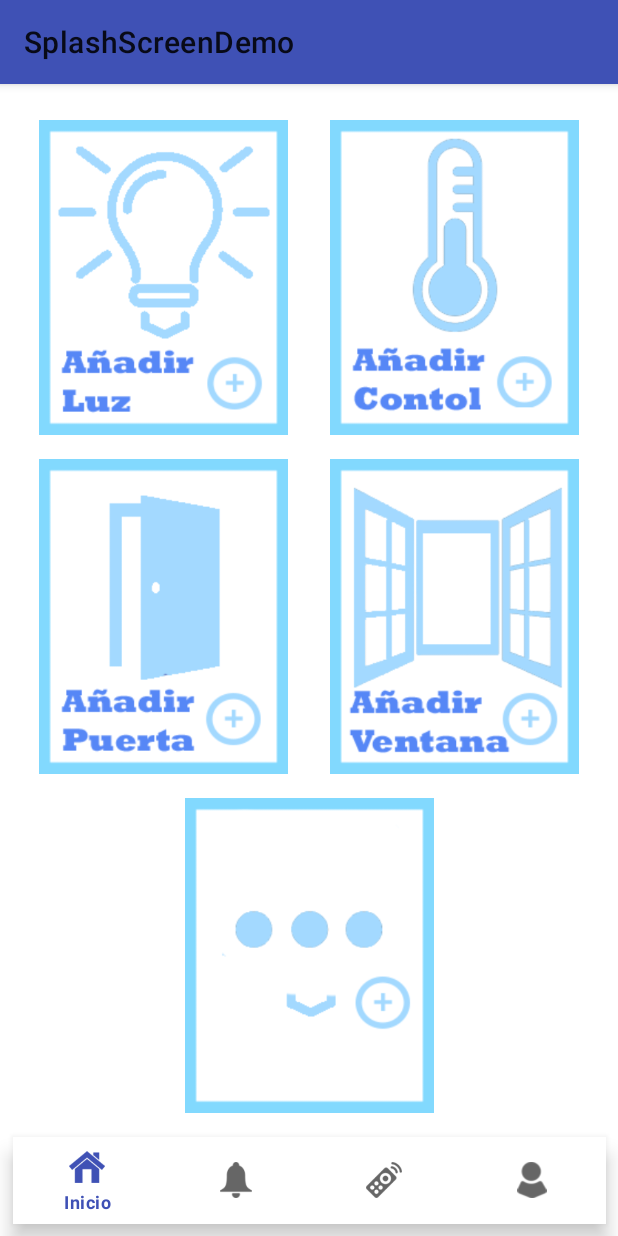
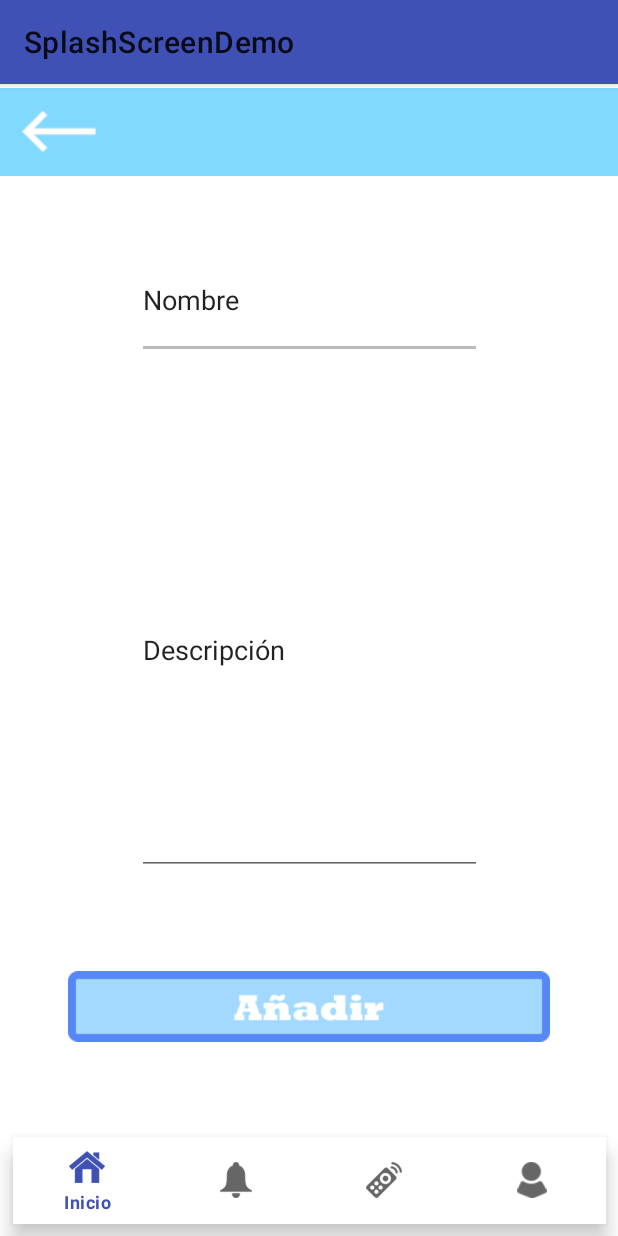
Before and after one commit to albertoomarcos/CDI-EmpresaSeguridad, an Android app: the DomoticaDespachoOSala screen opened directly, with no data from a screen before it, after a tap on an icon or button, on a phone screen of 412 x 824 dp. Run offline under Robolectric (Android 15) with nearby library versions, the phone set to English and light mode, and no system bars.

Commit message:
Añadido domotica final :warning: Falta dejar bonito los edit text y añadir funcionalidad :warning:

```diff
--- a/app/src/main/AndroidManifest.xml
+++ b/app/src/main/AndroidManifest.xml
@@ -45,7 +45,10 @@
         <activity android:name=".DomoticaBanio"
             android:screenOrientation="portrait"
             android:theme="@style/AppTheme"/>
-        <activity android:name=".DomoticaDespacho"
+        <activity android:name=".DomoticaDespachoOSala"
+            android:screenOrientation="portrait"
+            android:theme="@style/AppTheme"/>
+        <activity android:name=".DomoticaFinal"
             android:screenOrientation="portrait"
             android:theme="@style/AppTheme"/>
     </application>
--- a/app/src/main/java/com/example/portatil/cdi_empresaseguridad/DomoticaDespacho.kt
+++ b/app/src/main/java/com/example/portatil/cdi_empresaseguridad/DomoticaDespachoOSala.kt
@@ -6,7 +6,7 @@ import android.support.v7.app.AppCompatActivity
 import android.widget.ImageView
 import android.widget.Toast
 
-class DomoticaDespacho: AppCompatActivity() {
+class DomoticaDespachoOSala: AppCompatActivity() {
     override fun onCreate(savedInstanceState: Bundle?) {
         super.onCreate(savedInstanceState)
         setContentView(R.layout.activity_despacho)
@@ -19,28 +19,30 @@ class DomoticaDespacho: AppCompatActivity() {
 
         imLuz.setOnClickListener {
             // your code to perform when the user clicks on the button
-            Toast.makeText(this@DomoticaDespacho, "1", Toast.LENGTH_SHORT).show()
-
+            //Toast.makeText(this@DomoticaDespachoOSala, "1", Toast.LENGTH_SHORT).show()
+            val mIntent = Intent(this, DomoticaFinal::class.java)
+            startActivity(mIntent)
         }
         imTemp.setOnClickListener {
             // your code to perform when the user clicks on the button
-            Toast.makeText(this@DomoticaDespacho, "2", Toast.LENGTH_SHORT).show()
+            Toast.makeText(this@DomoticaDespachoOSala, "2", Toast.LENGTH_SHORT).show()
+
         }
         imPuerta.setOnClickListener {
             // your code to perform when the user clicks on the button
-            Toast.makeText(this@DomoticaDespacho, "3", Toast.LENGTH_SHORT).show()
-            //val mIntent = Intent(this, DomoticaBanio::class.java)
-            //startActivity(mIntent)
+            //Toast.makeText(this@DomoticaDespachoOSala, "3", Toast.LENGTH_SHORT).show()
+            val mIntent = Intent(this, DomoticaFinal::class.java)
+            startActivity(mIntent)
         }
         imVentana.setOnClickListener {
             // your code to perform when the user clicks on the button
-            Toast.makeText(this@DomoticaDespacho, "4", Toast.LENGTH_SHORT).show()
-            //val mIntent = Intent(this, AdminAlarmasActivity::class.java)
-            //startActivity(mIntent)
+           Toast.makeText(this@DomoticaDespachoOSala, "4", Toast.LENGTH_SHORT).show()
+
         }
         imOtros.setOnClickListener{
             // your code to perform when the user clicks on the button
-            Toast.makeText(this@DomoticaDespacho, "5", Toast.LENGTH_SHORT).show()
+            Toast.makeText(this@DomoticaDespachoOSala, "5", Toast.LENGTH_SHORT).show()
+
         }
     }
 }
--- /dev/null
+++ b/app/src/main/java/com/example/portatil/cdi_empresaseguridad/DomoticaFinal.kt
@@ -0,0 +1,32 @@
+package com.example.portatil.cdi_empresaseguridad
+
+import android.content.Intent
+import android.os.Bundle
+import android.support.v7.app.AppCompatActivity
+import android.widget.ImageView
+import android.widget.Toast
+
+class DomoticaFinal: AppCompatActivity() {
+    override fun onCreate(savedInstanceState: Bundle?) {
+
+        super.onCreate(savedInstanceState)
+        setContentView(R.layout.activity_domotica_fin)
+
+        var imAtras = findViewById(R.id.imAtras) as ImageView
+        var imAniadir = findViewById(R.id.imAniadir) as ImageView
+
+        imAtras.setOnClickListener {
+            // your code to perform when the user clicks on the button
+            Toast.makeText(this@DomoticaFinal, "Volver atras", Toast.LENGTH_SHORT).show()
+
+        }
+        imAniadir.setOnClickListener {
+            // your code to perform when the user clicks on the button.
+            //HABRIA QUE REVISAR QUE PONGA ALGO EN LOS EDIT TEXT!!! NO SE HACERLO
+            Toast.makeText(this@DomoticaFinal, "Añadido con exito...", Toast.LENGTH_LONG).show()
+            val mIntent = Intent(this, DomoticaNuevaPlanta::class.java)
+            startActivity(mIntent)
+        }
+
+    }
+}
--- a/app/src/main/java/com/example/portatil/cdi_empresaseguridad/DomoticaNuevaPlanta.kt
+++ b/app/src/main/java/com/example/portatil/cdi_empresaseguridad/DomoticaNuevaPlanta.kt
@@ -19,12 +19,14 @@ class DomoticaNuevaPlanta: AppCompatActivity() {
         imDespacho.setOnClickListener {
             // your code to perform when the user clicks on the button
             //Toast.makeText(this@DomoticaNuevaPlanta, "Vamos a gestion Despacho", Toast.LENGTH_SHORT).show()
-            val mIntent = Intent(this, DomoticaDespacho::class.java)
+            val mIntent = Intent(this, DomoticaDespachoOSala::class.java)
             startActivity(mIntent)
         }
         imSalaComun.setOnClickListener {
             // your code to perform when the user clicks on the button
-            Toast.makeText(this@DomoticaNuevaPlanta, "Vamos a gestion Sala Comun", Toast.LENGTH_SHORT).show()
+            //Toast.makeText(this@DomoticaNuevaPlanta, "Vamos a gestion Sala Comun", Toast.LENGTH_SHORT).show()
+            val mIntent = Intent(this, DomoticaDespachoOSala::class.java)
+            startActivity(mIntent)
         }
         imBanio.setOnClickListener {
             // your code to perform when the user clicks on the button
--- a/app/src/main/java/com/example/portatil/cdi_empresaseguridad/DomoticaPrincipal.kt
+++ b/app/src/main/java/com/example/portatil/cdi_empresaseguridad/DomoticaPrincipal.kt
@@ -17,7 +17,6 @@ class DomoticaPrincipal: AppCompatActivity() {
 
         imAniadirNueva.setOnClickListener {
             // your code to perform when the user clicks on the button
-            Toast.makeText(this@DomoticaPrincipal, "Vamos a añadir nueva planta", Toast.LENGTH_SHORT).show()
             val mIntent = Intent(this, DomoticaNuevaPlanta::class.java)
             startActivity(mIntent)
         }
--- /dev/null
+++ b/app/src/main/res/layout/activity_domotica_fin.xml
@@ -0,0 +1,73 @@
+<?xml version="1.0" encoding="utf-8"?>
+<android.support.constraint.ConstraintLayout
+    xmlns:android="http://schemas.android.com/apk/res/android"
+    xmlns:app="http://schemas.android.com/apk/res-auto"
+    xmlns:tools="http://schemas.android.com/tools"
+    android:layout_width="match_parent"
+    android:layout_height="match_parent">
+
+    <ImageView
+        android:id="@+id/imAtras"
+        android:layout_width="wrap_content"
+        android:layout_height="64dp"
+        app:layout_constraintEnd_toEndOf="parent"
+        app:layout_constraintHorizontal_bias="0.0"
+        app:layout_constraintStart_toStartOf="parent"
+        app:layout_constraintTop_toTopOf="parent"
+        app:srcCompat="@drawable/bt_atras" />
+
+    <EditText
+        android:id="@+id/editNombre"
+        android:layout_width="230dp"
+        android:layout_height="78dp"
+        android:layout_marginStart="8dp"
+        android:layout_marginTop="41dp"
+        android:layout_marginEnd="8dp"
+        android:ems="10"
+        android:inputType="textPersonName"
+        android:text="Nombre"
+        app:layout_constraintEnd_toEndOf="parent"
+        app:layout_constraintStart_toStartOf="parent"
+        app:layout_constraintTop_toBottomOf="@+id/imAtras" />
+
+    <EditText
+        android:id="@+id/editDescripcion"
+        android:layout_width="230dp"
+        android:layout_height="300dp"
+        android:layout_marginStart="8dp"
+        android:layout_marginTop="44dp"
+        android:layout_marginEnd="8dp"
+        android:ems="10"
+        android:inputType="textMultiLine"
+        android:text="Descripción"
+        app:layout_constraintEnd_toEndOf="parent"
+        app:layout_constraintStart_toStartOf="parent"
+        app:layout_constraintTop_toBottomOf="@+id/editNombre" />
+
+    <ImageView
+        android:id="@+id/imAniadir"
+        android:layout_width="321dp"
+        android:layout_height="59dp"
+        android:layout_marginStart="8dp"
+        android:layout_marginTop="24dp"
+        android:layout_marginEnd="8dp"
+        android:layout_marginBottom="24dp"
+        app:layout_constraintBottom_toTopOf="@+id/bottomNavigationView2"
+        app:layout_constraintEnd_toEndOf="parent"
+        app:layout_constraintStart_toStartOf="parent"
+        app:layout_constraintTop_toBottomOf="@+id/editDescripcion"
+        app:srcCompat="@drawable/bt_aniadir" />
+
+    <android.support.design.widget.BottomNavigationView
+        android:id="@+id/bottomNavigationView2"
+        android:layout_width="395dp"
+        android:layout_height="58dp"
+        android:layout_marginStart="8dp"
+        android:layout_marginEnd="8dp"
+        android:layout_marginBottom="8dp"
+        app:layout_constraintBottom_toBottomOf="parent"
+        app:layout_constraintEnd_toEndOf="parent"
+        app:layout_constraintStart_toStartOf="parent"
+        app:menu="@menu/menu_activity_main_bottom_navigation" />
+
+</android.support.constraint.ConstraintLayout>
```
Also changed, not shown: app/src/main/java/com/example/portatil/cdi_empresaseguridad/DomoticaBanio.kt (+7 -3 lines), app/src/main/res/layout/activity_domotica_principal.xml (+16 -10 lines), app/src/main/res/drawable/bt_aniadir.png (added), app/src/main/res/drawable/bt_atras.png (added).
